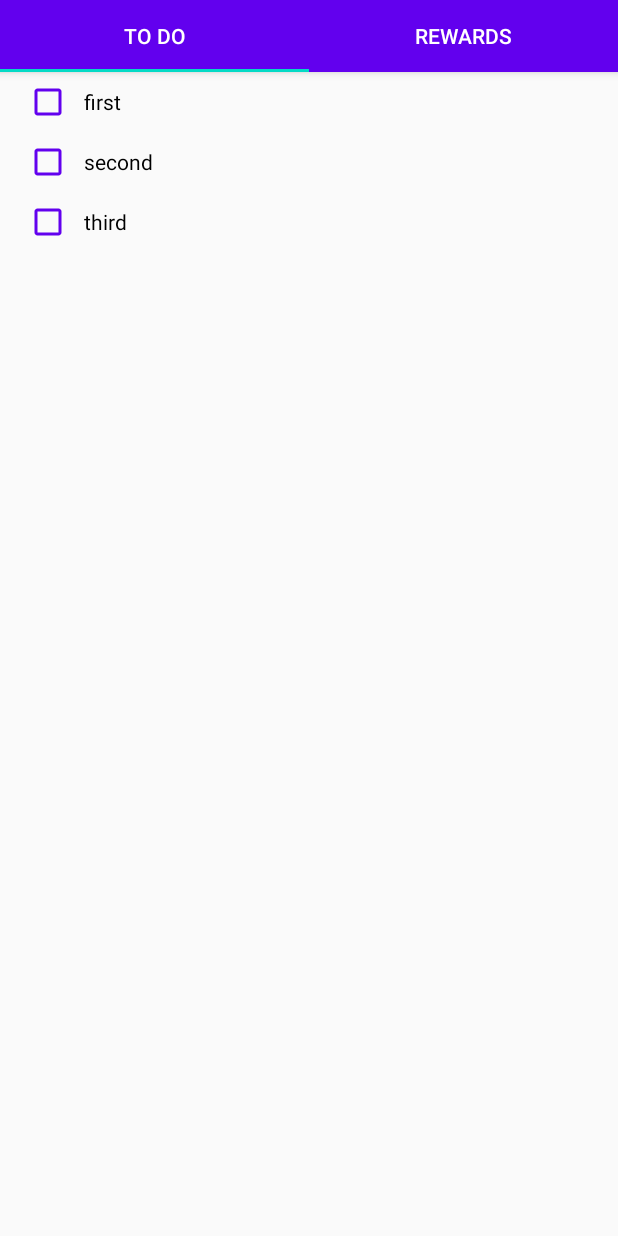
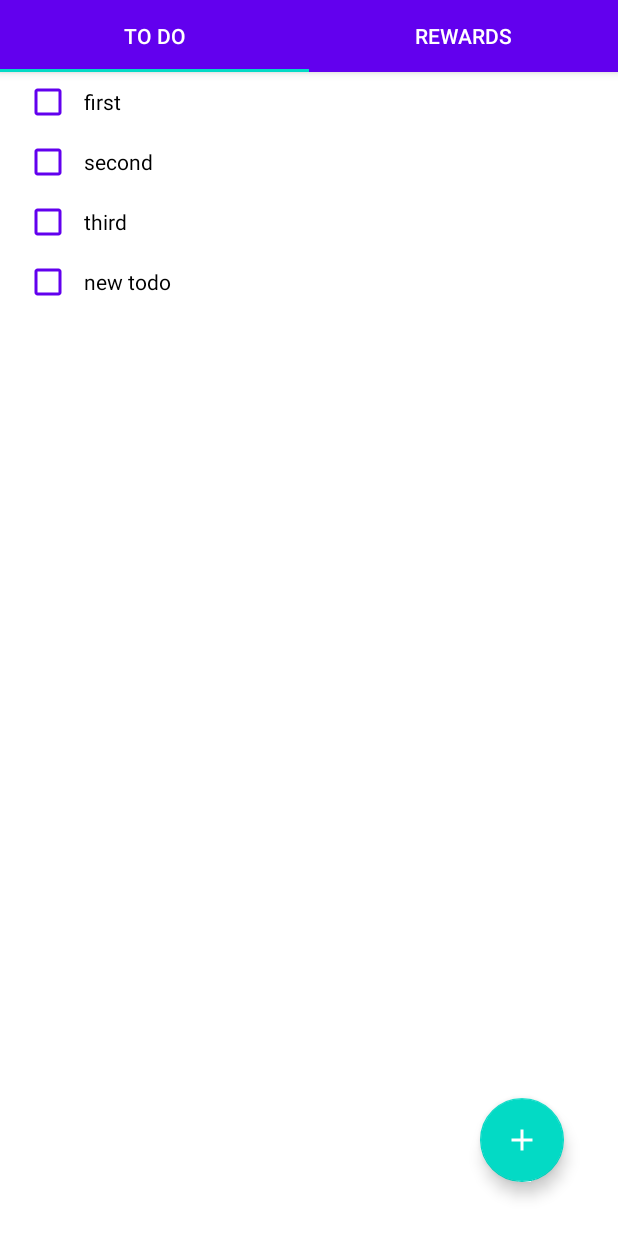
Before and after one commit to mikelee/rewarded-android, an Android app: the screen it shows after launch (MainActivity), after a tap on "first", on a phone screen of 412 x 824 dp. Run offline under Robolectric (Android 15) with nearby library versions, the phone set to English and light mode, and no system bars; our stand-ins replace Room's generated code; 2 other taps on this screen came first.

Commit message:
Create todoAddButton

```diff
--- a/app/src/main/java/dev/mikelee/rewarded/fragments/TodoFragment.java
+++ b/app/src/main/java/dev/mikelee/rewarded/fragments/TodoFragment.java
@@ -57,6 +57,14 @@ public class TodoFragment extends Fragment {
             }
         });
 
+        FloatingActionButton todoAddButton = view.findViewById(R.id.todoAddButton);
+        todoAddButton.setOnClickListener(new View.OnClickListener() {
+            @Override
+            public void onClick(View view) {
+                todoViewModel.insert(new Todo("new todo", false, 9));
+            }
+        });
+
         return view;
     }
 }
--- /dev/null
+++ b/app/src/main/res/drawable/ic_baseline_add_24.xml
@@ -0,0 +1,5 @@
+<vector android:height="50dp" android:tint="#FFFFFF"
+    android:viewportHeight="24" android:viewportWidth="24"
+    android:width="50dp" xmlns:android="http://schemas.android.com/apk/res/android">
+    <path android:fillColor="@android:color/white" android:pathData="M19,13h-6v6h-2v-6H5v-2h6V5h2v6h6v2z"/>
+</vector>
--- a/app/src/main/res/layout/fragment_todo.xml
+++ b/app/src/main/res/layout/fragment_todo.xml
@@ -3,6 +3,7 @@
     xmlns:tools="http://schemas.android.com/tools"
     android:layout_width="match_parent"
     android:layout_height="match_parent"
+    android:background="#FFFFFF"
     android:onClick="addTodo"
     tools:context=".fragments.TodoFragment">
 
@@ -15,6 +16,15 @@
             android:layout_width="match_parent"
             android:layout_height="match_parent"
             tools:listitem="@layout/todo_item" />
+
+        <com.google.android.material.floatingactionbutton.FloatingActionButton
+            android:id="@+id/todoAddButton"
+            android:src="@drawable/ic_baseline_add_24"
+            android:layout_width="wrap_content"
+            android:layout_height="wrap_content"
+            android:layout_alignRight="@id/todo_recycler_view"
+            android:layout_alignBottom="@id/todo_recycler_view"
+            android:layout_margin="36dp" />
     </RelativeLayout>
 
 </FrameLayout>
```
